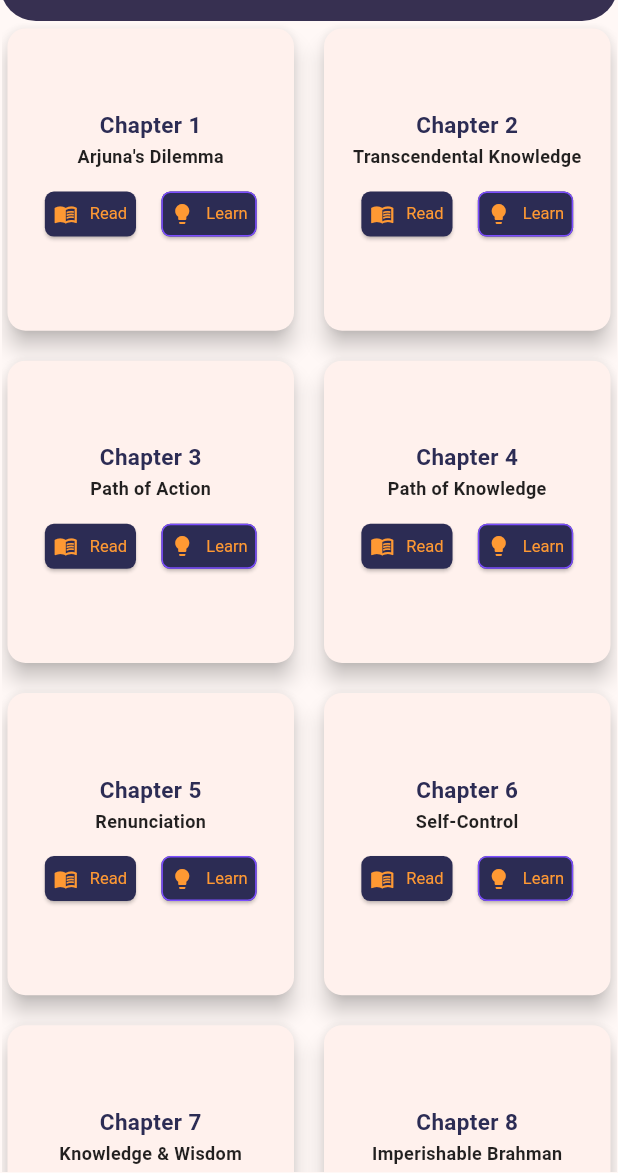
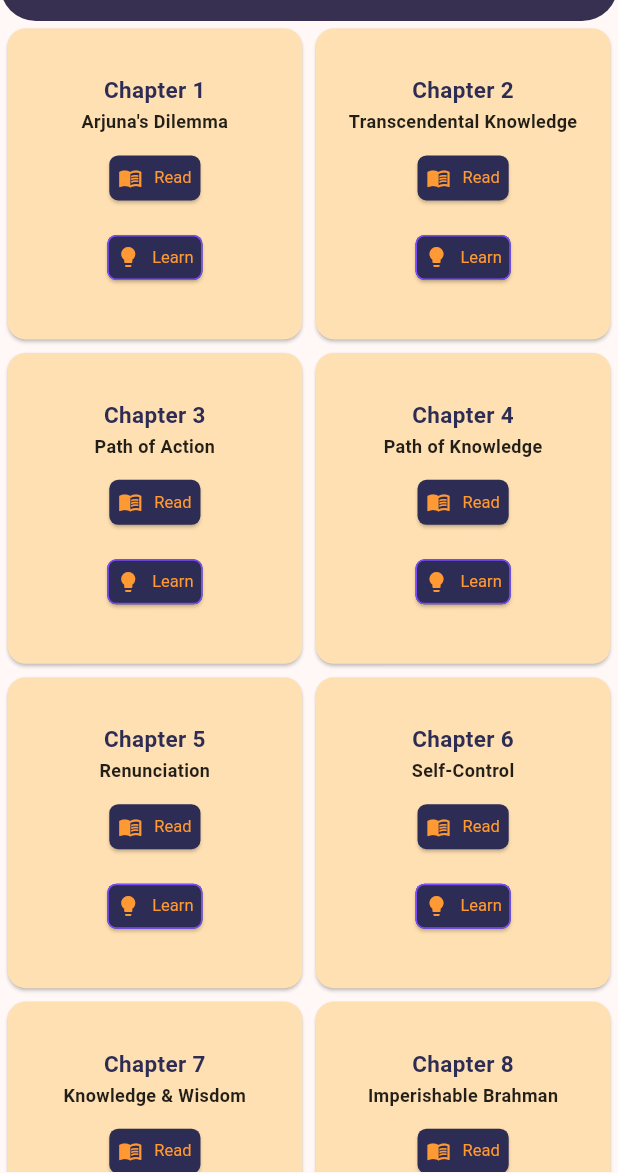
Before and after one commit to ppsspp18/Sanskrit-Recitation-App, a Flutter app: the HomePage screen opened directly, on a phone screen of 412 x 824 dp, the part 63-1236 px from its top. Run offline on Flutter 3.47's test engine with Material 3 defaults, Android fonts, the phone set to English and light mode, and no system bars; our stand-ins replace audioplayers, shared_preferences; accounts and stored records are empty.

Commit message:
changed ui

```diff
--- a/lib/chapter_page.dart
+++ b/lib/chapter_page.dart
@@ -88,6 +88,7 @@ class _ChapterPageState extends State<ChapterPage> {
       margin: const EdgeInsets.symmetric(horizontal: 16, vertical: 8),
       elevation: 2,
       shape: RoundedRectangleBorder(borderRadius: BorderRadius.circular(8)),
+      color: const Color(0xFFFFE0B2),
       child: InkWell(
         onTap: () {
           Navigator.push(
--- a/lib/home.dart
+++ b/lib/home.dart
@@ -55,9 +55,9 @@ class _HomePageState extends State<HomePage> {
         child: GridView.builder(
           itemCount: chapterIds.length,
           gridDelegate: const SliverGridDelegateWithFixedCrossAxisCount(
-            crossAxisCount: 2, // More columns
-            crossAxisSpacing: 12, // More space between columns
-            mainAxisSpacing: 12, // More space between rows
+            crossAxisCount: 2, // More rows
+            crossAxisSpacing: 1, // More space between
+            mainAxisSpacing: 1, // More space between rows
             childAspectRatio: 0.95,
           ),
           itemBuilder: (context, index) {
@@ -86,9 +86,8 @@ class _HomePageState extends State<HomePage> {
             final chapterTitle = chapterTitles.length > index ? chapterTitles[index] : "Chapter $chapterId";
             return Card(
 
-              elevation: 6,
               shape: RoundedRectangleBorder(borderRadius: BorderRadius.circular(12)),
-              color: Colors.orangeAccent[50],
+              color: const Color(0xFFFFE0B2),
               child: Padding(
               padding: const EdgeInsets.all(8.0),
               child: Column(
@@ -114,8 +113,8 @@ class _HomePageState extends State<HomePage> {
                   color: Colors.black87,
                   ),
                 ),
-                const SizedBox(height: 6),
-                Row(
+                const SizedBox(height: 5),
+                Column(
                   mainAxisAlignment: MainAxisAlignment.spaceEvenly,
                   children: [
                   ElevatedButton.icon(
@@ -136,6 +135,7 @@ class _HomePageState extends State<HomePage> {
                     );
                     },
                   ),
+                  const SizedBox(height: 5),
                   ElevatedButton.icon(
                     style: ElevatedButton.styleFrom(
                     backgroundColor: Color(0xFF2C2C54),
```
Also changed, not shown: lib/verse_page/verse_detail_screen.dart (+8 -7 lines).
